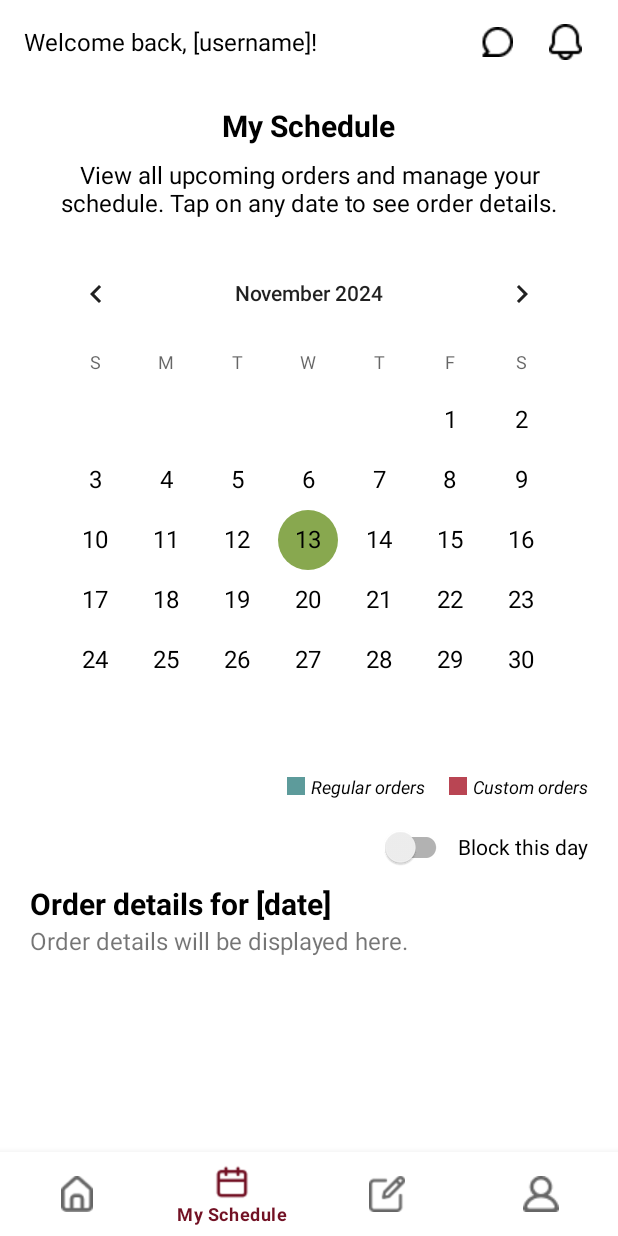
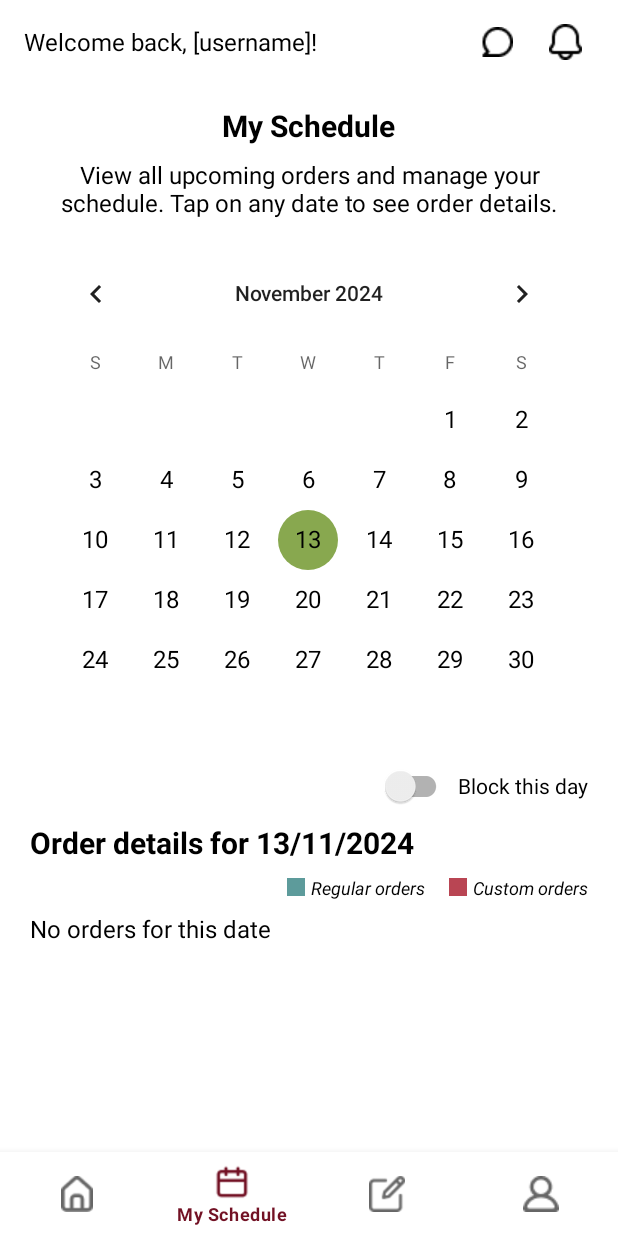
Before and after one commit to sodhir/BakeLink-Research_Project, an Android app: the B_AddNewCakeActivity screen opened directly, with no data from a screen before it, item 2 of the bottom bar chosen, on a phone screen of 412 x 824 dp. Run offline under Robolectric (Android 15) with nearby library versions, the phone set to English and light mode, and no system bars.

Commit message:
baker myschedule page completed

```diff
--- a/app/src/main/java/com/example/bakelink/bakers/B_AddNewCakeActivity.java
+++ b/app/src/main/java/com/example/bakelink/bakers/B_AddNewCakeActivity.java
@@ -64,7 +64,7 @@ public class B_AddNewCakeActivity extends AppCompatActivity {
                 startActivity(new Intent(B_AddNewCakeActivity.this, B_MyScheduleActivity.class));
                 return true;
             } else if (item.getItemId() == R.id.nav_my_cakes) {
-                startActivity(new Intent(B_AddNewCakeActivity.this, B_MyCakesActivity.class));
+                startActivity(new Intent(B_AddNewCakeActivity.this, B_MyCakesSetupActivity.class));
                 return true;
             } else if (item.getItemId() == R.id.nav_profile) {
                 startActivity(new Intent(B_AddNewCakeActivity.this, B_ProfileActivity.class));
--- a/app/src/main/java/com/example/bakelink/bakers/B_HomeActivity.java
+++ b/app/src/main/java/com/example/bakelink/bakers/B_HomeActivity.java
@@ -112,7 +112,7 @@ public class B_HomeActivity extends AppCompatActivity {
                 startActivity(new Intent(B_HomeActivity.this, B_MyScheduleActivity.class));
                 return true;
             } else if (item.getItemId() == R.id.nav_my_cakes) {
-                startActivity(new Intent(B_HomeActivity.this, B_MyCakesActivity.class));
+                startActivity(new Intent(B_HomeActivity.this, B_MyCakesSetupActivity.class));
                 return true;
             } else if (item.getItemId() == R.id.nav_profile) {
                 startActivity(new Intent(B_HomeActivity.this, B_ProfileActivity.class));
--- a/app/src/main/java/com/example/bakelink/bakers/B_MyCakesActivity.java
+++ b/app/src/main/java/com/example/bakelink/bakers/B_MyCakesActivity.java
@@ -79,7 +79,7 @@ public class B_MyCakesActivity extends AppCompatActivity {
                 startActivity(new Intent(B_MyCakesActivity.this, B_MyScheduleActivity.class));
                 return true;
             } else if (item.getItemId() == R.id.nav_my_cakes) {
-                //no action
+                startActivity(new Intent(B_MyCakesActivity.this, B_MyCakesSetupActivity.class));
                 return true;
             } else if (item.getItemId() == R.id.nav_profile) {
                 startActivity(new Intent(B_MyCakesActivity.this, B_ProfileActivity.class));
--- a/app/src/main/java/com/example/bakelink/bakers/B_MyCakesSetupActivity.java
+++ b/app/src/main/java/com/example/bakelink/bakers/B_MyCakesSetupActivity.java
@@ -53,7 +53,7 @@ public class B_MyCakesSetupActivity extends AppCompatActivity {
                 startActivity(new Intent(B_MyCakesSetupActivity.this, B_MyScheduleActivity.class));
                 return true;
             } else if (item.getItemId() == R.id.nav_my_cakes) {
-                startActivity(new Intent(B_MyCakesSetupActivity.this, B_MyCakesActivity.class));
+                startActivity(new Intent(B_MyCakesSetupActivity.this, B_MyCakesSetupActivity.class));
                 return true;
             } else if (item.getItemId() == R.id.nav_profile) {
                 startActivity(new Intent(B_MyCakesSetupActivity.this, B_ProfileActivity.class));
--- a/app/src/main/java/com/example/bakelink/bakers/B_MyQuoteSetupActivity.java
+++ b/app/src/main/java/com/example/bakelink/bakers/B_MyQuoteSetupActivity.java
@@ -76,7 +76,7 @@ public class B_MyQuoteSetupActivity extends AppCompatActivity {
                 startActivity(new Intent(B_MyQuoteSetupActivity.this, B_MyScheduleActivity.class));
                 return true;
             } else if (item.getItemId() == R.id.nav_my_cakes) {
-                startActivity(new Intent(B_MyQuoteSetupActivity.this, B_MyCakesActivity.class));
+                startActivity(new Intent(B_MyQuoteSetupActivity.this, B_MyCakesSetupActivity.class));
                 return true;
             } else if (item.getItemId() == R.id.nav_profile) {
                 startActivity(new Intent(B_MyQuoteSetupActivity.this, B_ProfileActivity.class));
--- a/app/src/main/java/com/example/bakelink/bakers/B_MyScheduleActivity.java
+++ b/app/src/main/java/com/example/bakelink/bakers/B_MyScheduleActivity.java
@@ -3,11 +3,11 @@ package com.example.bakelink.bakers;
 import android.content.Intent;
 import android.graphics.Color;
 import android.os.Bundle;
+import android.util.Log;
+import android.view.View;
 import android.widget.CalendarView;
-//import com.prolificinteractive.materialcalendarview.CalendarDay;
-//import com.prolificinteractive.materialcalendarview.DayViewFacade;
-//import com.prolificinteractive.materialcalendarview.spans.DotSpan;
 import android.widget.CompoundButton;
+import android.widget.TextView;
 import android.widget.Toast;
 
 import androidx.activity.EdgeToEdge;
@@ -16,19 +16,27 @@ import androidx.appcompat.widget.SwitchCompat;
 import androidx.core.graphics.Insets;
 import androidx.core.view.ViewCompat;
 import androidx.core.view.WindowInsetsCompat;
+import androidx.recyclerview.widget.LinearLayoutManager;
+import androidx.recyclerview.widget.RecyclerView;
 
 import com.example.bakelink.R;
+import com.example.bakelink.bakers.adapters.OrderAdapter;
+import com.example.bakelink.bakers.models.Order;
 import com.google.android.material.bottomnavigation.BottomNavigationView;
-//import com.prolificinteractive.materialcalendarview.MaterialCalendarView;
 
-import java.util.HashSet;
-import java.util.Set;
+import java.util.ArrayList;
+import java.util.Calendar;
+import java.util.List;
 
 public class B_MyScheduleActivity extends AppCompatActivity {
 
     private CalendarView calendarView;
-    //private MaterialCalendarView calendarView;
     private SwitchCompat blockDaySwitch;
+    private TextView orderDetailsTitle;
+    private RecyclerView ordersRecyclerView;
+    private OrderAdapter orderAdapter;
+    private List<Order> orderList;
+    private TextView noOrdersTextView;
 
     @Override
     protected void onCreate(Bundle savedInstanceState) {
@@ -43,28 +51,54 @@ public class B_MyScheduleActivity extends AppCompatActivity {
 
         calendarView = findViewById(R.id.calendarView);
         blockDaySwitch = findViewById(R.id.blockDaySwitch);
+        orderDetailsTitle = findViewById(R.id.tvOrderDetailsTitle);
+        ordersRecyclerView = findViewById(R.id.ordersRecyclerView);
+        noOrdersTextView = findViewById(R.id.noOrdersTextView);
+
+        // Initialize RecyclerView
+        ordersRecyclerView.setLayoutManager(new LinearLayoutManager(this, LinearLayoutManager.HORIZONTAL, false));
+
+        // Initialize order list and adapter
+        orderList = new ArrayList<>();
+        orderAdapter = new OrderAdapter(orderList);
+        ordersRecyclerView.setAdapter(orderAdapter);
+
+        // 1. Get current date
+        Calendar calendar = Calendar.getInstance();
+        int currentDay = calendar.get(Calendar.DAY_OF_MONTH);
+        int currentMonth = calendar.get(Calendar.MONTH); // Note: 0-based month
+        int currentYear = calendar.get(Calendar.YEAR);
+
+        // 2. Set initial order details with current date
+        String currentDate = currentDay + "/" + (currentMonth + 1) + "/" + currentYear;
+        String initialOrderDetails = getString(R.string.order_details_title, currentDate);
+        orderDetailsTitle.setText(initialOrderDetails);
+
+        // Load orders for the current date
+        loadOrdersForDate(currentDate);
+
+        /*// Add sample orders
+        orderList.add(new Order("Regular", "15/11/2024", "Hi", "John Doe", "Chocolate Cake", "123 Baker St.",R.drawable.cakesample2));
+        orderList.add(new Order("Custom", "15/11/2024", "Hello", "Jane Smith", "Wedding Cake", "456 Cake Ave.",R.drawable.themed_cake_image));
+        orderList.add(new Order("Custom", "16/11/2024", "Hello", "Jane Smith", "Wedding Cake", "456 Cake Ave.",R.drawable.cakesample2));*/
+
+
 
         // Handle calendar date selection
         calendarView.setOnDateChangeListener((view, year, month, dayOfMonth) -> {
-            String date = dayOfMonth + "/" + (month + 1) + "/" + year;
-            Toast.makeText(B_MyScheduleActivity.this, "Selected Date: " + date, Toast.LENGTH_SHORT).show();
-            // Add logic to show order details for the selected date
+            String selectedDate = dayOfMonth + "/" + (month + 1) + "/" + year;
+            Log.d("OrderList", "Size: " + orderList.size());
+            Toast.makeText(B_MyScheduleActivity.this, "Selected Date: " + selectedDate, Toast.LENGTH_SHORT).show();
+
+            // Set order details for the selected date
+            String orderDetailsText = getString(R.string.order_details_title, selectedDate);
+            orderDetailsTitle.setText(orderDetailsText);
+
+            // Load orders for the selected date
+            loadOrdersForDate(selectedDate);
         });
 
-        /*calendarView = findViewById(R.id.calendarView);
 
-        // Sample data for orders (dates and types)
-        Set<CalendarDay> regularOrders = new HashSet<>();
-        Set<CalendarDay> customOrders = new HashSet<>();
-
-        // Example: Add some regular and custom orders to the set
-        regularOrders.add(CalendarDay.from(2024, 11, 16)); // Regular Order on Nov 16
-        customOrders.add(CalendarDay.from(2024, 11, 16)); // Custom Order on Nov 16
-        customOrders.add(CalendarDay.from(2024, 11, 18)); // Custom Order on Nov 18
-
-        // Decorate the calendar
-        calendarView.addDecorator(new EventDecorator(Color.parseColor("#5D9B9B"), regularOrders)); // Regular Order Dots
-        calendarView.addDecorator(new EventDecorator(Color.parseColor("#B94553"), customOrders)); // Custom Order Dots*/
 
         // Set an initial checked state
         blockDaySwitch.setChecked(false); // depending on the default state
@@ -83,6 +117,9 @@ public class B_MyScheduleActivity extends AppCompatActivity {
             }
         });
 
+
+
+
         // Set up bottom navigation
         BottomNavigationView bottomNavigationView = findViewById(R.id.bottom_navigation_baker);
         bottomNavigationView.setSelectedItemId(R.id.nav_schedule);
@@ -95,7 +132,7 @@ public class B_MyScheduleActivity extends AppCompatActivity {
                 //no action
                 return true;
             } else if (item.getItemId() == R.id.nav_my_cakes) {
-                startActivity(new Intent(B_MyScheduleActivity.this, B_MyCakesActivity.class));
+                startActivity(new Intent(B_MyScheduleActivity.this, B_MyCakesSetupActivity.class));
                 return true;
             } else if (item.getItemId() == R.id.nav_profile) {
                 startActivity(new Intent(B_MyScheduleActivity.this, B_ProfileActivity.class));
@@ -106,26 +143,42 @@ public class B_MyScheduleActivity extends AppCompatActivity {
 
     }
 
-    // Decorator class to add colored dots
-    /*public class EventDecorator implements com.prolificinteractive.materialcalendarview.DayViewDecorator {
-        private final int color;
-        private final Set<CalendarDay> dates;
+    // Method to load orders for the given date
+    private void loadOrdersForDate(String selectedDate) {
+        // Clear previous orders
+        List<Order> filteredOrders = new ArrayList<>();
 
-        public EventDecorator(int color, Set<CalendarDay> dates) {
-            this.color = color;
-            this.dates = dates;
+        // Sample orders (normally you will fetch this from a database or API)
+        List<Order> allOrders = getAllSampleOrders();
+
+        // Filter orders based on the selected date
+        for (Order order : allOrders) {
+            if (order.getOrderDate().equals(selectedDate)) {
+                filteredOrders.add(order);
+            }
         }
 
-        @Override
-        public boolean shouldDecorate(CalendarDay day) {
-            // Check if the current day is in the set of dates
-            return dates.contains(day);
+        // If there are no orders, show "No orders for this date"
+        if (filteredOrders.isEmpty()) {
+            noOrdersTextView.setVisibility(View.VISIBLE);  // Show message
+            ordersRecyclerView.setVisibility(View.GONE);   // Hide RecyclerView
+        } else {
+            noOrdersTextView.setVisibility(View.GONE);     // Hide message
+            ordersRecyclerView.setVisibility(View.VISIBLE);  // Show RecyclerView
+            orderAdapter = new OrderAdapter(filteredOrders);
+            ordersRecyclerView.setAdapter(orderAdapter);
+            orderAdapter.notifyDataSetChanged();
         }
+    }
 
-        @Override
-        public void decorate(DayViewFacade view) {
-            // Add a dot to the day
-            view.addSpan(new DotSpan(10, color));  // Adds a dot with the specified color
-        }
-    }*/
+    // Sample orders
+    private List<Order> getAllSampleOrders() {
+        List<Order> orders = new ArrayList<>();
+        orders.add(new Order("Regular", "15/11/2024", "Hi", "John Doe", "Chocolate Cake", "123 Baker St.", R.drawable.cakesample2));
+        orders.add(new Order("Custom", "15/11/2024", "Hello", "Jane Smith", "Wedding Cake", "456 Cake Ave.", R.drawable.themed_cake_image));
+        orders.add(new Order("Custom", "16/11/2024", "Hello", "Jane Smith", "Wedding Cake", "456 Cake Ave.", R.drawable.cakesample2));
+        return orders;
+    }
+
+
 }
--- a/app/src/main/java/com/example/bakelink/bakers/B_ProfileSetupActivity.java
+++ b/app/src/main/java/com/example/bakelink/bakers/B_ProfileSetupActivity.java
@@ -81,7 +81,7 @@ public class B_ProfileSetupActivity extends AppCompatActivity {
                 startActivity(new Intent(B_ProfileSetupActivity.this, B_MyScheduleActivity.class));
                 return true;
             } else if (item.getItemId() == R.id.nav_my_cakes) {
-                startActivity(new Intent(B_ProfileSetupActivity.this, B_MyCakesActivity.class));
+                startActivity(new Intent(B_ProfileSetupActivity.this, B_MyCakesSetupActivity.class));
                 return true;
             } else if (item.getItemId() == R.id.nav_profile) {
                 startActivity(new Intent(B_ProfileSetupActivity.this, B_ProfileActivity.class));
--- /dev/null
+++ b/app/src/main/java/com/example/bakelink/bakers/models/Order.java
@@ -0,0 +1,80 @@
+package com.example.bakelink.bakers.models;
+
+public class Order {
+    private String orderType;  // Regular or Custom
+    private String orderDate;  // The date of the order
+    private String orderDetails; // Details of the order
+    private String customerName;  // Name of the customer
+    private String cakeType;  // Type of the cake
+    private String deliveryAddress;  // Delivery address for the order
+    private int imageResource; // Assuming drawable resource ID for now
+
+    // Constructor with all fields
+    public Order(String orderType, String orderDate, String orderDetails,
+                 String customerName, String cakeType, String deliveryAddress, int imageResource) {
+        this.orderType = orderType;
+        this.orderDate = orderDate;
+        this.orderDetails = orderDetails;
+        this.customerName = customerName;
+        this.cakeType = cakeType;
+        this.deliveryAddress = deliveryAddress;
+        this.imageResource = imageResource;
+    }
+
+    // Getters and Setters for all fields
+    public String getOrderType() {
+        return orderType;
+    }
+
+    public void setOrderType(String orderType) {
+        this.orderType = orderType;
+    }
+
+    public String getOrderDate() {
+        return orderDate;
+    }
+
+    public void setOrderDate(String orderDate) {
+        this.orderDate = orderDate;
+    }
+
+    public String getOrderDetails() {
+        return orderDetails;
+    }
+
+    public void setOrderDetails(String orderDetails) {
+        this.orderDetails = orderDetails;
+    }
+
+    public String getCustomerName() {
+        return customerName;
+    }
+
+    public void setCustomerName(String customerName) {
+        this.customerName = customerName;
+    }
+
+    public String getCakeType() {
+        return cakeType;
+    }
+
+    public void setCakeType(String cakeType) {
+        this.cakeType = cakeType;
+    }
+
+    public String getDeliveryAddress() {
+        return deliveryAddress;
+    }
+
+    public void setDeliveryAddress(String deliveryAddress) {
+        this.deliveryAddress = deliveryAddress;
+    }
+
+    public int getImageResource() {
+        return imageResource;
+    }
+
+    public void setImageResource(int imageResource) {
+        this.imageResource = imageResource;
+    }
+}
--- a/app/src/main/res/layout/activity_bmy_cakes.xml
+++ b/app/src/main/res/layout/activity_bmy_cakes.xml
@@ -22,6 +22,7 @@
                 android:layout_width="wrap_content"
                 android:layout_height="wrap_content"
                 android:layout_gravity="center_horizontal"
+                android:layout_marginTop="16dp"
                 android:text="Manage your cakes"
                 android:textColor="@android:color/black"
                 android:textSize="20sp"
@@ -208,12 +209,12 @@
                 </FrameLayout>
             </LinearLayout>
 
-            <!-- Save and Continue Button at the bottom -->
+            <!-- Done Button at the bottom -->
             <Button
                 android:id="@+id/btnSaveAndContinue"
                 android:layout_width="wrap_content"
                 android:layout_height="wrap_content"
-                android:text="Save and Continue"
+                android:text="Done"
                 android:background="@drawable/rounded_button_background"
                 android:textColor="@android:color/white"
                 android:textSize="16sp"
--- a/app/src/main/res/layout/activity_bmy_schedule.xml
+++ b/app/src/main/res/layout/activity_bmy_schedule.xml
@@ -1,5 +1,6 @@
 <?xml version="1.0" encoding="utf-8"?>
 <RelativeLayout xmlns:android="http://schemas.android.com/apk/res/android"
+    xmlns:app="http://schemas.android.com/apk/res-auto"
     android:layout_width="match_parent"
     android:layout_height="match_parent"
     android:id="@+id/main">
@@ -54,51 +55,8 @@
                 android:id="@+id/calendarView"
                 android:layout_width="match_parent"
                 android:layout_height="wrap_content"
-                android:layout_marginBottom="16dp"
+                android:layout_marginBottom="0dp"
                 android:dateTextAppearance="@style/CalendarDateAppearance"/>
-
-
-            <!-- Legend for Regular and Custom Orders -->
-            <LinearLayout
-                android:layout_width="wrap_content"
-                android:layout_height="wrap_content"
-                android:layout_gravity="end"
-                android:layout_marginBottom="8dp"
-                android:gravity="center_vertical"
-                android:orientation="horizontal">
-
-                <!-- Regular Orders Dot -->
-                <View
-                    android:layout_width="12dp"
-                    android:layout_height="12dp"
-                    android:layout_marginEnd="4dp"
-                    android:background="#5D9B9B" />
-
-                <TextView
-                    android:layout_width="wrap_content"
-                    android:layout_height="wrap_content"
-                    android:layout_marginEnd="16dp"
-                    android:text="Regular orders"
-                    android:textColor="#000000"
-                    android:textSize="12sp"
-                    android:textStyle="italic" />
-
-                <!-- Custom Orders Dot -->
-                <View
-                    android:layout_width="12dp"
-                    android:layout_height="12dp"
-                    android:layout_marginEnd="4dp"
-                    android:background="#B94553" />
-
-                <TextView
-                    android:layout_width="wrap_content"
-                    android:layout_height="wrap_content"
-                    android:text="Custom orders"
-                    android:textColor="#000000"
-                    android:textSize="12sp"
-                    android:textStyle="italic" />
-
-            </LinearLayout>
 
             <!-- Toggle to Block This Day -->
             <LinearLayout
@@ -138,13 +96,68 @@
                 android:textSize="20sp"
                 android:textStyle="bold" />
 
+            <!-- Legend for Regular and Custom Orders -->
+            <LinearLayout
+                android:layout_width="wrap_content"
+                android:layout_height="wrap_content"
+                android:layout_gravity="end"
+                android:layout_marginTop="8dp"
+                android:layout_marginBottom="8dp"
+                android:gravity="center_vertical"
+                android:orientation="horizontal">
+
+                <!-- Regular Orders Dot -->
+                <View
+                    android:layout_width="12dp"
+                    android:layout_height="12dp"
+                    android:layout_marginEnd="4dp"
+                    android:background="#5D9B9B" />
+
+                <TextView
+                    android:layout_width="wrap_content"
+                    android:layout_height="wrap_content"
+                    android:layout_marginEnd="16dp"
+                    android:text="Regular orders"
+                    android:textColor="#000000"
+                    android:textSize="12sp"
+                    android:textStyle="italic" />
+
+                <!-- Custom Orders Dot -->
+                <View
+                    android:layout_width="12dp"
+                    android:layout_height="12dp"
+                    android:layout_marginEnd="4dp"
+                    android:background="#B94553" />
+
+                <TextView
+                    android:layout_width="wrap_content"
+                    android:layout_height="wrap_content"
+                    android:text="Custom orders"
+                    android:textColor="#000000"
+                    android:textSize="12sp"
+                    android:textStyle="italic" />
+
+            </LinearLayout>
+
+            <TextView
+                android:id="@+id/noOrdersTextView"
+                android:layout_width="wrap_content"
+                android:layout_height="wrap_content"
+                android:visibility="gone"
+                android:layout_gravity="start"
+                android:text="No orders for this date"
+                android:textColor="@android:color/black"
+                android:textSize="16sp" />
+
+
             <!-- Order Details Body -->
-            <TextView
-                android:id="@+id/orderDetailsBody"
+            <androidx.recyclerview.widget.RecyclerView
+                android:id="@+id/ordersRecyclerView"
                 android:layout_width="match_parent"
                 android:layout_height="wrap_content"
-                android:text="Order details will be displayed here."
-                android:textSize="16sp" />
+                android:layout_below="@id/noOrdersTextView"
+                android:orientation="horizontal"
+                android:nestedScrollingEnabled="false" />
 
         </LinearLayout>
 
--- a/app/src/main/res/values/colors.xml
+++ b/app/src/main/res/values/colors.xml
@@ -6,4 +6,9 @@
     <color name="colorPrimary">#721124</color>
     <color name="colorAccent">#88A84F</color>
     <color name="searchBackground">#EFEFEF</color>
+    <!-- Background color for regular orders -->
+    <color name="regular_order_bg">#5D9B9B</color>
+
+    <!-- Background color for custom orders -->
+    <color name="custom_order_bg">#B94553</color>
 </resources>
--- a/app/src/main/res/values/strings.xml
+++ b/app/src/main/res/values/strings.xml
@@ -10,6 +10,10 @@
     <string name="servicestext"><![CDATA[Services & Specialities]]></string>
     <string name="cakeSampleText">Cake Samples</string>
     <string name="customerReviewsText">Customer Reviews</string>
+
+    <string name="order_details_title">Order details for %1$s</string>
+    <string name="no_orders_for_this_date">No orders for this date</string>
+
 
     <string-array name="cake_types">
         <item>Birthday Cake</item>
```
Also changed, not shown: app/src/main/java/com/example/bakelink/bakers/adapters/OrderAdapter.java (added, +74 -0 lines), app/src/main/res/layout/item_order.xml (added, +67 -0 lines).
